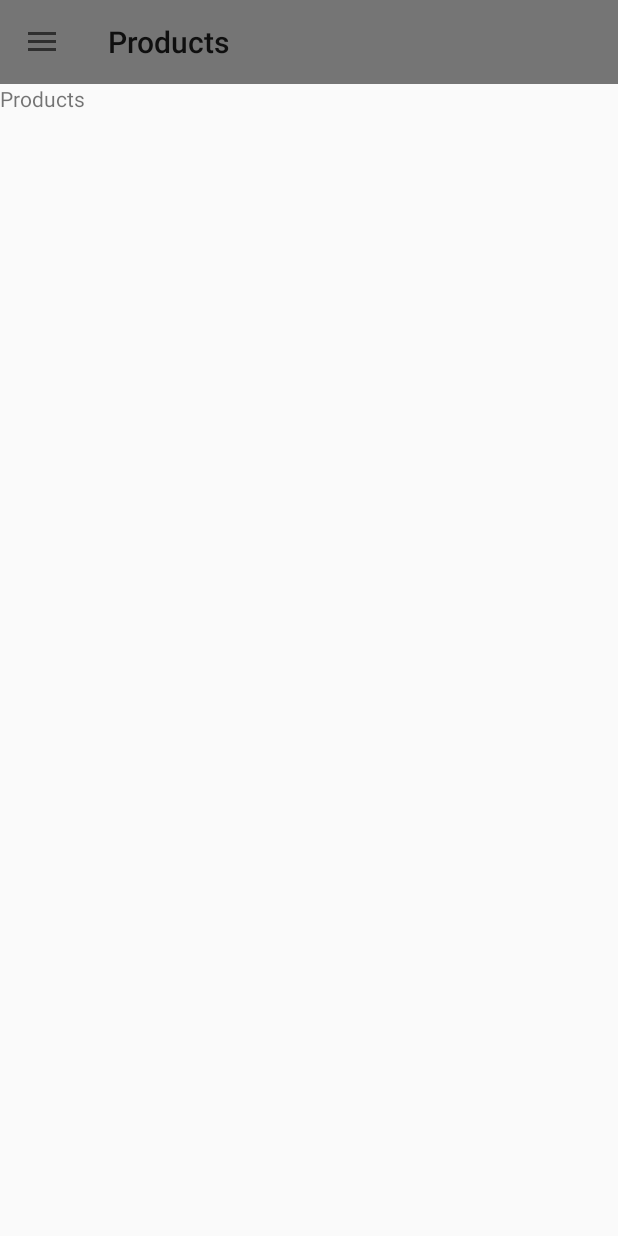
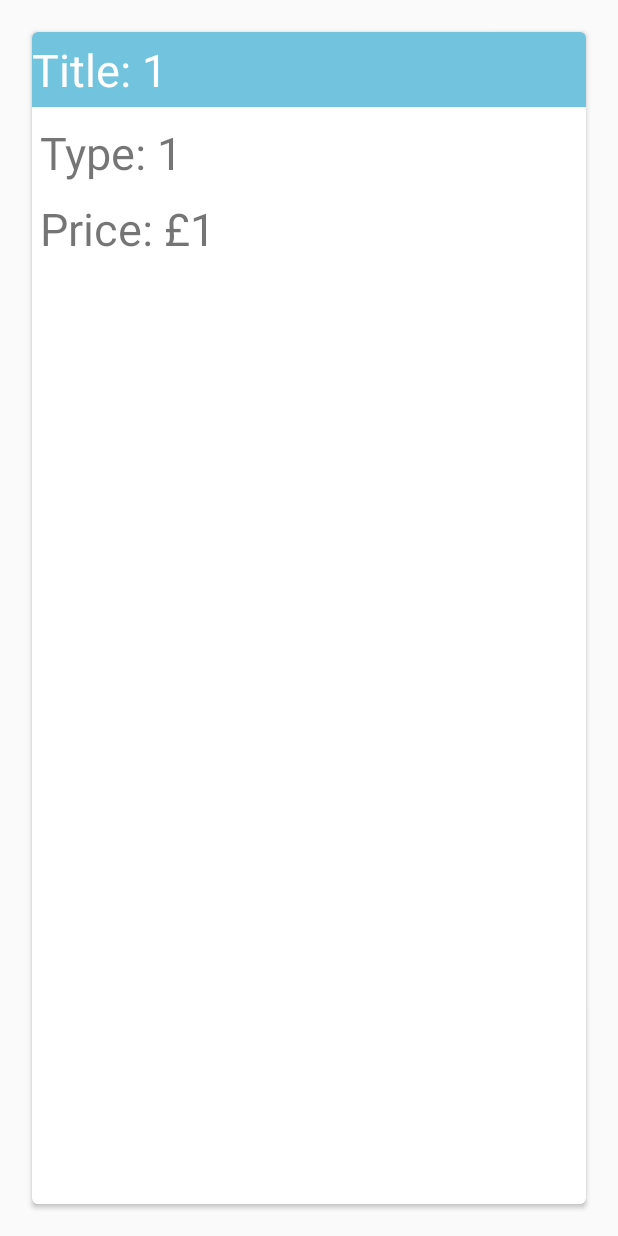
Before and after one commit to DuncanMT/KomodoV2, an Android app: the screen it shows after launch (MainActivity before the commit, ProductsView after it), on a phone screen of 412 x 824 dp. Run offline under Robolectric (Android 15) with nearby library versions, the phone set to English and light mode, and no system bars; 5 statements that could not run were skipped.

Commit message:
A poor mans cardView implemented, there's some classes etc for me to delete, will tidy up when done

```diff
--- a/app/src/main/java/com/duncan/komodomyversion/HomeViewAdapter.java
+++ b/app/src/main/java/com/duncan/komodomyversion/HomeViewAdapter.java
@@ -18,8 +18,7 @@ public class HomeViewAdapter extends RecyclerView.Adapter<HomeViewAdapter.Contac
 
     private List<CableInfo> cableList;
     Context ctx;
-    public HomeViewAdapter(Context context, List<CableInfo> cableList) {
-        ctx = context;
+    public HomeViewAdapter(List<CableInfo> cableList) {
         this.cableList = cableList;
     }
 
--- a/app/src/main/java/com/duncan/komodomyversion/ProductsFragment.java
+++ b/app/src/main/java/com/duncan/komodomyversion/ProductsFragment.java
@@ -2,12 +2,11 @@ package com.duncan.komodomyversion;
 
 import android.app.Activity;
 import android.content.Context;
+import android.content.Intent;
 import android.net.Uri;
 import android.os.AsyncTask;
 import android.os.Bundle;
 import android.support.v4.app.Fragment;
-import android.support.v7.widget.LinearLayoutManager;
-import android.support.v7.widget.RecyclerView;
 import android.util.Log;
 import android.view.LayoutInflater;
 import android.view.View;
@@ -83,21 +82,7 @@ public class ProductsFragment extends Fragment {
     public ProductsFragment() {
         // Required empty public constructor
     }
-    private List<CableInfo> createList(int size) {
 
-        List<CableInfo> result = new ArrayList<CableInfo>();
-        for (int i=1; i <= size; i++) {
-            CableInfo ci = new CableInfo();
-            ci.title = CableInfo.TITLE_PREFIX + i;
-            ci.type = CableInfo.TYPE_PREFIX + i;
-            ci.price = CableInfo.PRICE_PREFIX + i;
-
-            result.add(ci);
-
-        }
-
-        return result;
-    }
     @Override
     public void onCreate(Bundle savedInstanceState) {
         super.onCreate(savedInstanceState);
@@ -107,18 +92,10 @@ public class ProductsFragment extends Fragment {
 
         }
 
-        View v = getView().findViewById(R.id.cardList);
-        RecyclerView recList = (RecyclerView) getView().findViewById(R.id.cardList);
-        recList.setHasFixedSize(true);
-        registerForContextMenu(recList);
-        LinearLayoutManager llm = new LinearLayoutManager(this.getActivity());
-        llm.setOrientation(LinearLayoutManager.VERTICAL);
-        recList.setLayoutManager(llm);
-        HomeViewAdapter ca = new HomeViewAdapter(getActivity(), createList(10));
-        recList.setAdapter(ca);
        // listView = (ListView) getView().findViewById(R.id.listView1);
         accessWebService();
-
+        Intent i = new Intent(getActivity(), ProductsView.class);
+        startActivity(i);
     }
 
     @Override
@@ -127,8 +104,7 @@ public class ProductsFragment extends Fragment {
         // Inflate the layout for this fragment
         //
 
-        View rootView = inflater.inflate(R.layout.fragment_products, container, false);
-        return rootView;
+        return inflater.inflate(R.layout.fragment_products, container, false);
     }
 
     // TODO: Rename method, update argument and hook method into UI event
--- /dev/null
+++ b/app/src/main/java/com/duncan/komodomyversion/ProductsView.java
@@ -0,0 +1,71 @@
+package com.duncan.komodomyversion;
+
+import android.app.Activity;
+import android.support.v7.app.ActionBarActivity;
+import android.os.Bundle;
+import android.support.v7.widget.LinearLayoutManager;
+import android.support.v7.widget.RecyclerView;
+import android.view.Menu;
+import android.view.MenuItem;
+import android.view.View;
+
+import java.util.ArrayList;
+import java.util.List;
+
+
+public class ProductsView extends Activity {
+
+    @Override
+    protected void onCreate(Bundle savedInstanceState) {
+        super.onCreate(savedInstanceState);
+        setContentView(R.layout.activity_products_view);
+        View v = findViewById(R.id.cardList);
+        RecyclerView recList = (RecyclerView) findViewById(R.id.cardList);
+        recList.setHasFixedSize(true);
+        registerForContextMenu(recList);
+        LinearLayoutManager llm = new LinearLayoutManager(this);
+        llm.setOrientation(LinearLayoutManager.VERTICAL);
+        recList.setLayoutManager(llm);
+        HomeViewAdapter ca = new HomeViewAdapter(createList(10));
+        recList.setAdapter(ca);
+        registerForContextMenu(v);
+    }
+
+
+    @Override
+    public boolean onCreateOptionsMenu(Menu menu) {
+        // Inflate the menu; this adds items to the action bar if it is present.
+        getMenuInflater().inflate(R.menu.menu_products_view, menu);
+        return true;
+    }
+
+    @Override
+    public boolean onOptionsItemSelected(MenuItem item) {
+        // Handle action bar item clicks here. The action bar will
+        // automatically handle clicks on the Home/Up button, so long
+        // as you specify a parent activity in AndroidManifest.xml.
+        int id = item.getItemId();
+
+        //noinspection SimplifiableIfStatement
+        if (id == R.id.action_settings) {
+            return true;
+        }
+
+        return super.onOptionsItemSelected(item);
+    }
+    private List<CableInfo> createList(int size) {
+
+        List<CableInfo> result = new ArrayList<CableInfo>();
+        for (int i=1; i <= size; i++) {
+            CableInfo ci = new CableInfo();
+            ci.title = CableInfo.TITLE_PREFIX + i;
+            ci.type = CableInfo.TYPE_PREFIX + i;
+            ci.price = CableInfo.PRICE_PREFIX + i;
+
+            result.add(ci);
+
+        }
+
+        return result;
+    }
+}
--- /dev/null
+++ b/app/src/main/res/layout/activity_products_view.xml
@@ -0,0 +1,15 @@
+<RelativeLayout xmlns:android="http://schemas.android.com/apk/res/android"
+    xmlns:tools="http://schemas.android.com/tools" android:layout_width="match_parent"
+    android:layout_height="match_parent" android:paddingLeft="@dimen/activity_horizontal_margin"
+    android:paddingRight="@dimen/activity_horizontal_margin"
+    android:paddingTop="@dimen/activity_vertical_margin"
+    android:paddingBottom="@dimen/activity_vertical_margin"
+    tools:context="com.duncan.komodomyversion.ProductsView">
+
+    <android.support.v7.widget.RecyclerView
+        android:id="@+id/cardList"
+        android:layout_width="match_parent"
+        android:layout_height="match_parent"
+        />
+
+</RelativeLayout>
--- a/app/src/main/res/layout/card_layout.xml
+++ b/app/src/main/res/layout/card_layout.xml
@@ -41,7 +41,7 @@
             android:id="@+id/price"
             android:layout_width="wrap_content"
             android:layout_height="wrap_content"
-            android:text="price"
+            android:text="Price"
             android:gravity="center_vertical"
             android:textSize="30dp"
             android:layout_below="@id/type"
--- a/app/src/main/res/layout/fragment_products.xml
+++ b/app/src/main/res/layout/fragment_products.xml
@@ -1,15 +1,13 @@
-<FrameLayout xmlns:android="http://schemas.android.com/apk/res/android"
-    xmlns:tools="http://schemas.android.com/tools" android:layout_width="match_parent"
-    android:layout_height="match_parent"
-    tools:context="com.duncan.komodomyversion.ProductsFragment">
 
-    <!-- TODO: Update blank fragment layout -->
-    <TextView android:layout_width="match_parent" android:layout_height="match_parent"
-        android:text="Products" />
 
-    <android.support.v7.widget.RecyclerView
-        android:id="@+id/cardList"
+    <FrameLayout xmlns:android="http://schemas.android.com/apk/res/android"
+        xmlns:tools="http://schemas.android.com/tools"
+        android:id="@+id/container"
         android:layout_width="match_parent"
         android:layout_height="match_parent"
-        />
-</FrameLayout>
+        android:paddingLeft="@dimen/activity_horizontal_margin"
+        android:paddingRight="@dimen/activity_horizontal_margin"
+        android:paddingTop="@dimen/activity_vertical_margin"
+        android:paddingBottom="@dimen/activity_vertical_margin"
+        tools:context="com.example.android.cardview.CardViewActivity"
+        tools:ignore="MergeRootFrame" />
--- /dev/null
+++ b/app/src/main/res/menu/menu_products_view.xml
@@ -0,0 +1,7 @@
+<menu xmlns:android="http://schemas.android.com/apk/res/android"
+    xmlns:app="http://schemas.android.com/apk/res-auto"
+    xmlns:tools="http://schemas.android.com/tools"
+    tools:context="com.duncan.komodomyversion.ProductsView">
+    <item android:id="@+id/action_settings" android:title="@string/action_settings"
+        android:orderInCategory="100" app:showAsAction="never" />
+</menu>
```
Also changed, not shown: app/src/main/AndroidManifest.xml (+8 -4 lines), app/src/main/res/values/strings.xml (+5 -2 lines).
